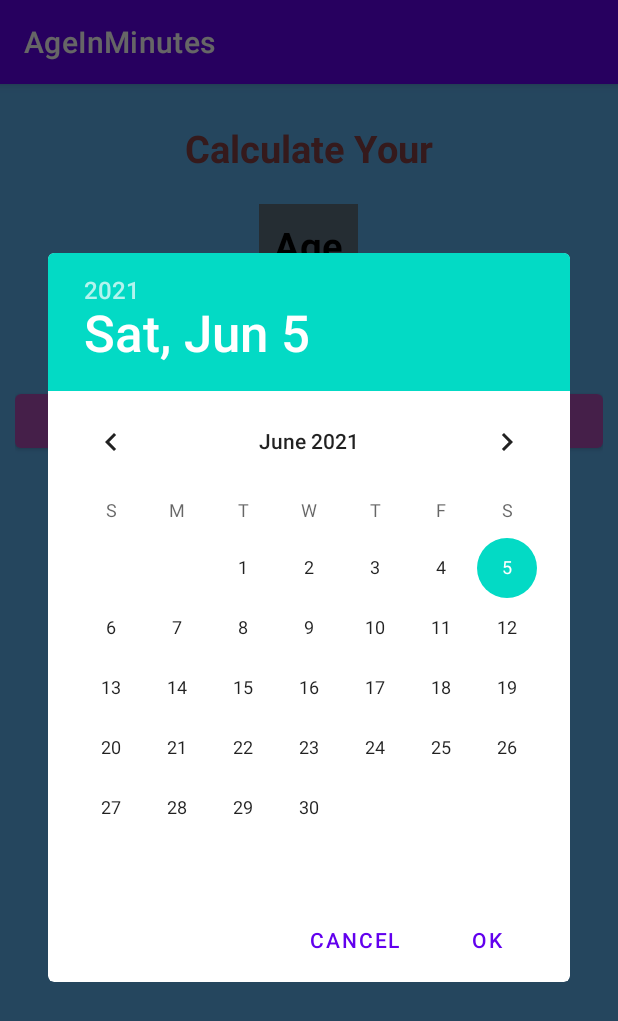
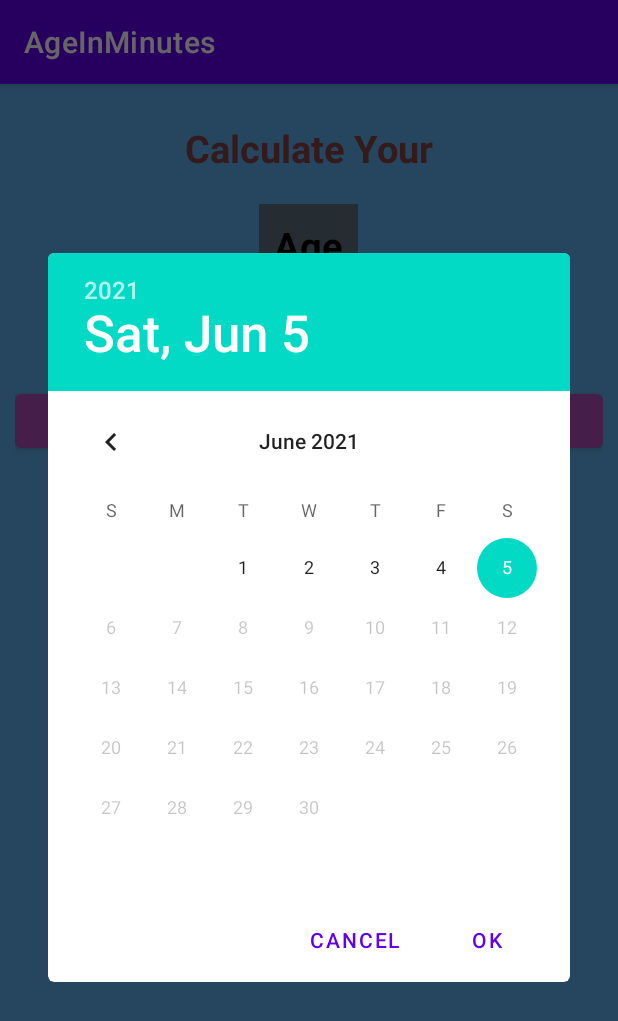
Before and after one commit to Joel-Jebitto-Dev/Age-In-Minutes-App-Android-Kotlin, an Android app: the screen it shows after launch (MainActivity), after a tap on "SELECTED DATE", on a phone screen of 412 x 824 dp. Shown: the top 1021 px of the screen. Run offline under Robolectric (Android 15) with nearby library versions, the phone set to English and light mode, and no system bars.

```diff
--- a/app/src/main/java/com/joeljebitto/ageinminutes/MainActivity.kt
+++ b/app/src/main/java/com/joeljebitto/ageinminutes/MainActivity.kt
@@ -5,8 +5,8 @@ import android.os.Bundle
 import android.view.View
 import android.widget.Button
 import android.widget.TextView
-import android.widget.Toast
 import androidx.appcompat.app.AppCompatActivity
+import java.text.SimpleDateFormat
 import java.util.*
 
 class MainActivity : AppCompatActivity() {
@@ -14,27 +14,39 @@ class MainActivity : AppCompatActivity() {
         super.onCreate(savedInstanceState)
         setContentView(R.layout.activity_main)
         findViewById<Button>(R.id.btnDatepicker).setOnClickListener { view ->
-            clickDatepicker(view)
-            Toast.makeText(this, "Button", Toast.LENGTH_SHORT).show()
+            clickDatePicker(view)
         }
     }
 
-    fun clickDatepicker(view: View) {
+    private fun clickDatePicker(view: View) {
         val myCalendar = Calendar.getInstance()
         val year = myCalendar.get(Calendar.YEAR)
         val month = myCalendar.get(Calendar.MONTH)
         val day = myCalendar.get(Calendar.DAY_OF_MONTH)
-        val selectedDate = findViewById<TextView>(R.id.tvSelectedDate)
 
-        DatePickerDialog(
+        val dpd = DatePickerDialog(
             this,
             DatePickerDialog.OnDateSetListener { view, year_S, month_S, date_S ->
-                "$date_S/$month_S/$year_S".also { selectedDate.text = it }
 
+                val tvSelectedDate = findViewById<TextView>(R.id.tvSelectedDate)
+                val tvSelectedDateInMinutes = findViewById<TextView>(R.id.tvSelectedDateInMinutes)
+                val selectedDate = "$date_S/$month_S/$year_S"
+                tvSelectedDate.text = selectedDate
+                val sdf = SimpleDateFormat("dd/MM/yyyy", Locale.ENGLISH)
+                val theDate = sdf.parse(selectedDate)
+                val selectedDateInMinutes = theDate!!.time / 60000
+                val currentDate= sdf.parse(sdf.format(System.currentTimeMillis()))
+                val currentDateIoMinutes = currentDate!!.time / 60000
+                val differenceInMinutes = currentDateIoMinutes - selectedDateInMinutes
+                tvSelectedDateInMinutes.text = differenceInMinutes.toString()
             },
             year,
             month,
             day
-        ).show()
+        )
+
+        dpd.datePicker.setMaxDate(Date().time)
+        dpd.show()
     }
+
 }
--- a/app/src/main/res/layout/activity_main.xml
+++ b/app/src/main/res/layout/activity_main.xml
@@ -71,16 +71,16 @@
             android:id="@+id/tvSelectedDateInMinutes"
             android:layout_width="wrap_content"
             android:layout_height="wrap_content"
-            android:text="@string/none"
-            android:textSize="15sp"
+            android:text="@string/_0"
+            android:textSize="90sp"
             android:textStyle="bold"
-            android:layout_marginTop="30dp"
+            android:layout_marginTop="50dp"
             android:textColor="@color/color2"/>
     <TextView
             android:layout_width="wrap_content"
             android:layout_height="wrap_content"
             android:text="@string/in_minutes_till_date"
-            android:textSize="15sp"
+            android:textSize="20sp"
             android:textStyle="bold"
             android:layout_marginTop="10dp"
             android:textColor="#8A632797"/>
--- a/app/src/main/res/values/strings.xml
+++ b/app/src/main/res/values/strings.xml
@@ -6,5 +6,6 @@
     <string name="select_date">Selected Date</string>
     <string name="none">None</string>
     <string name="in_minutes_till_date">In Minutes Till Date</string>
+    <string name="_0">0</string>
 
 </resources>
--- a/build.gradle
+++ b/build.gradle
@@ -6,7 +6,7 @@ buildscript {
         jcenter()
     }
     dependencies {
-        classpath "com.android.tools.build:gradle:4.1.1"
+        classpath 'com.android.tools.build:gradle:4.2.1'
         classpath "org.jetbrains.kotlin:kotlin-gradle-plugin:$kotlin_version"
 
         // NOTE: Do not place your application dependencies here; they belong
```
Also changed, not shown: gradle/wrapper/gradle-wrapper.properties.
